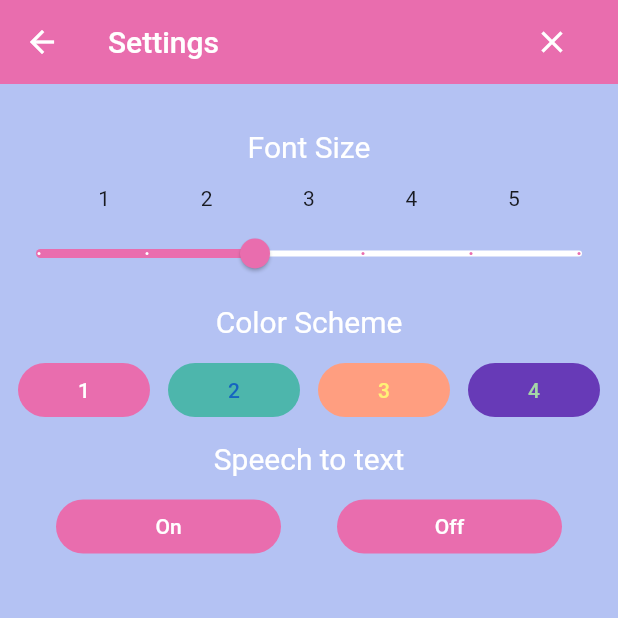
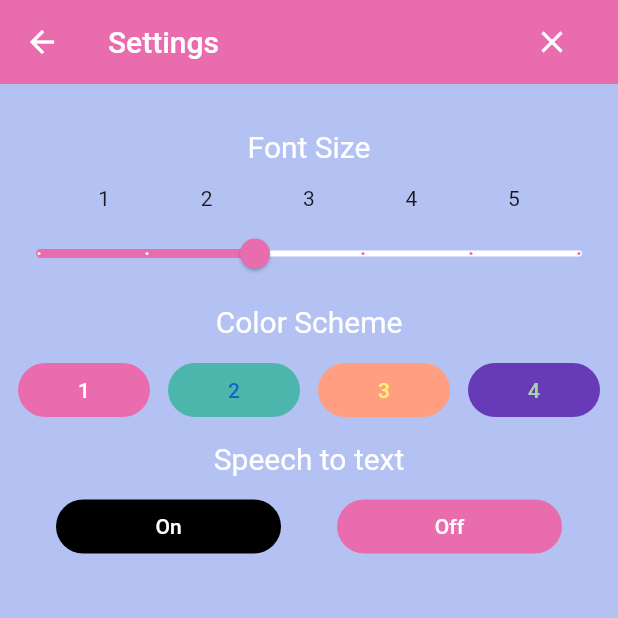
Before and after one commit to Gets-ItDone/gets-it-done-client, a Flutter app: the Settings screen opened directly, after a tap on "On", on a phone screen of 412 x 824 dp, the top half of it. Run offline on Flutter 3.47's test engine with Material 2 defaults, Android fonts, the light colour scheme and no system bars; our stand-ins replace firebase_auth; accounts and stored records are empty.

Commit message:
Add button toggle when selected.

```diff
--- a/lib/screens/home/settings.dart
+++ b/lib/screens/home/settings.dart
@@ -1,4 +1,5 @@
 import 'package:flutter/material.dart';
+import 'package:gets_it_done/models/button_model.dart';
 import 'package:gets_it_done/services/auth.dart';
 
 class Settings extends StatefulWidget {
@@ -85,12 +86,14 @@ class _SettingsState extends State<Settings> {
               children: <Widget>[
                 RaisedButton(
                   onPressed: () {
-                    // Save color palette to user
+                    setState(() {
+                      colorScheme = '1';
+                    });
                   },
                   shape: new RoundedRectangleBorder(
                     borderRadius: new BorderRadius.circular(50.0),
                   ),
-                  color: altBgColor,
+                  color: colorScheme == '1' ? Colors.black : altBgColor,
                   elevation: 0.0,
                   child: Text(
                     '1',
@@ -98,11 +101,15 @@ class _SettingsState extends State<Settings> {
                   ),
                 ),
                 RaisedButton(
-                  onPressed: () {},
+                  onPressed: () {
+                    setState(() {
+                      colorScheme = '2';
+                    });
+                  },
                   shape: new RoundedRectangleBorder(
                     borderRadius: new BorderRadius.circular(50.0),
                   ),
-                  color: Colors.teal[300],
+                  color: colorScheme == '2' ? Colors.black : Colors.teal[300],
                   elevation: 0.0,
                   child: Text(
                     '2',
@@ -110,11 +117,17 @@ class _SettingsState extends State<Settings> {
                   ),
                 ),
                 RaisedButton(
-                  onPressed: () {},
+                  onPressed: () {
+                    setState(() {
+                      colorScheme = '3';
+                    });
+                  },
                   shape: new RoundedRectangleBorder(
                     borderRadius: new BorderRadius.circular(50.0),
                   ),
-                  color: Colors.deepOrangeAccent[100],
+                  color: colorScheme == '3'
+                      ? Colors.black
+                      : Colors.deepOrangeAccent[100],
                   elevation: 0.0,
                   child: Text(
                     '3',
@@ -122,11 +135,15 @@ class _SettingsState extends State<Settings> {
                   ),
                 ),
                 RaisedButton(
-                  onPressed: () {},
+                  onPressed: () {
+                    setState(() {
+                      colorScheme = '4';
+                    });
+                  },
                   shape: new RoundedRectangleBorder(
                     borderRadius: new BorderRadius.circular(50.0),
                   ),
-                  color: Colors.deepPurple,
+                  color: colorScheme == '4' ? Colors.black : Colors.deepPurple,
                   elevation: 0.0,
                   child: Text(
                     '4',
@@ -151,11 +168,16 @@ class _SettingsState extends State<Settings> {
                 ButtonTheme(
                   minWidth: 150.0,
                   child: RaisedButton(
-                    onPressed: () {},
+                    onPressed: () {
+                      setState(() {
+                        speechToTextValue = 'on';
+                      });
+                    },
                     shape: new RoundedRectangleBorder(
                       borderRadius: new BorderRadius.circular(50.0),
                     ),
-                    color: altBgColor,
+                    color:
+                        speechToTextValue == 'on' ? Colors.black : altBgColor,
                     elevation: 0.0,
                     child: Text(
                       'On',
@@ -166,11 +188,16 @@ class _SettingsState extends State<Settings> {
                 ButtonTheme(
                   minWidth: 150.0,
                   child: RaisedButton(
-                    onPressed: () {},
+                    onPressed: () {
+                      setState(() {
+                        speechToTextValue = 'off';
+                      });
+                    },
                     shape: new RoundedRectangleBorder(
                       borderRadius: new BorderRadius.circular(50.0),
                     ),
-                    color: altBgColor,
+                    color:
+                        speechToTextValue == 'off' ? Colors.black : altBgColor,
                     elevation: 0.0,
                     child: Text(
                       'Off',
@@ -179,7 +206,7 @@ class _SettingsState extends State<Settings> {
                   ),
                 ),
               ],
-            )
+            ),
           ],
         ),
       ),
```
